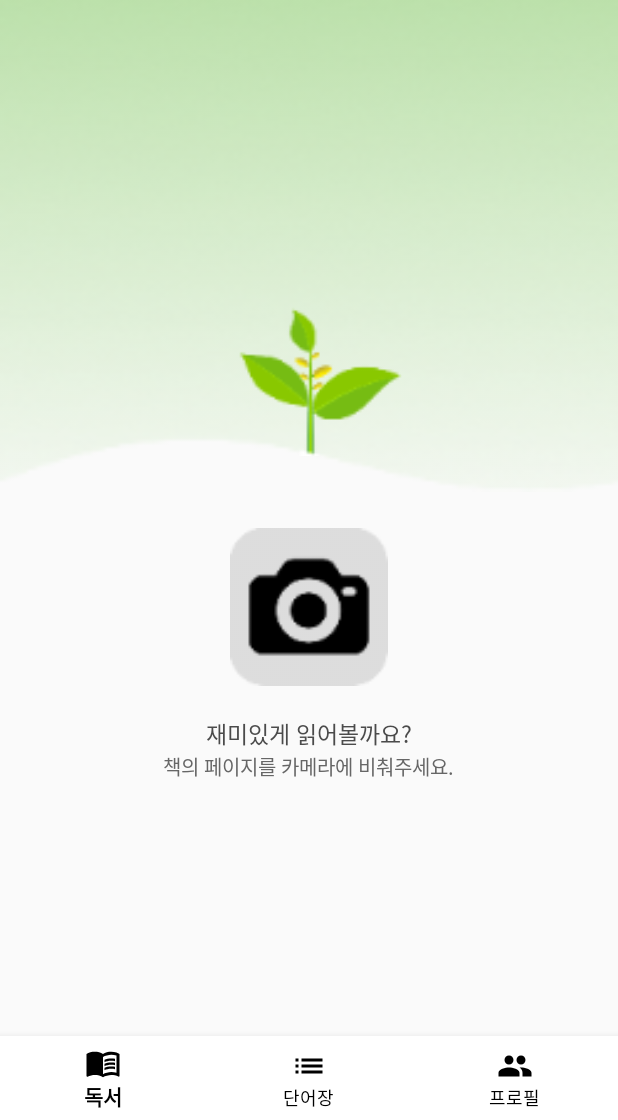
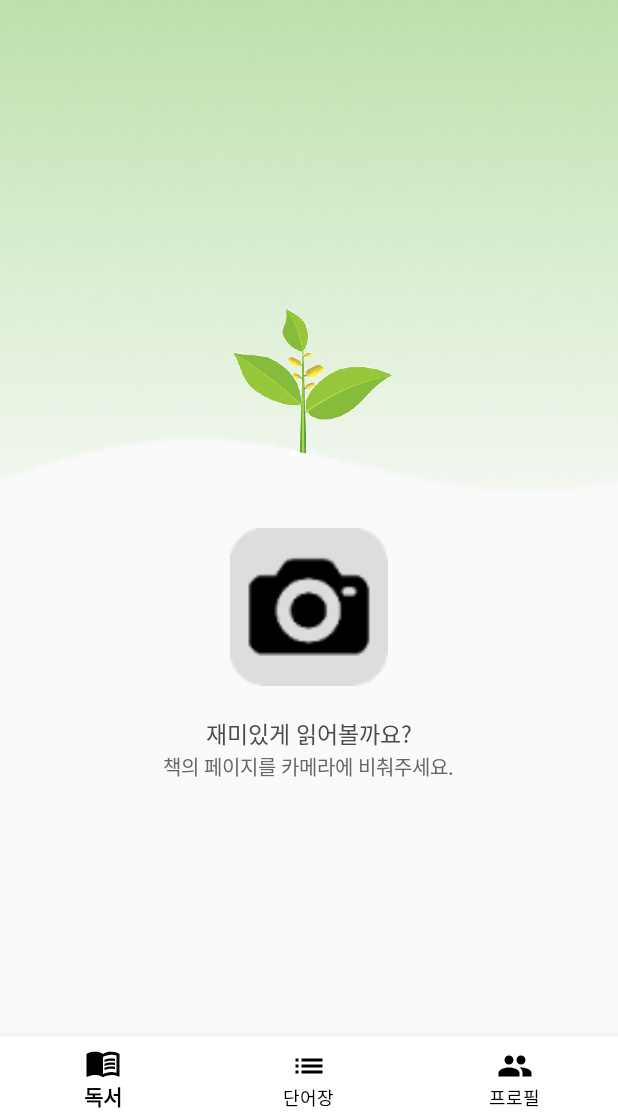
Before and after one commit to ar-child-english-edu-service-jumping/JJUMP, an Android app: the HomeFragment screen opened directly, with no data from a screen before it, on a phone screen of 412 x 824 dp, the part 116-1236 px from its top. Run offline under Robolectric (Android 15) with nearby library versions, the phone set to English and light mode, and no system bars; pictures from the network do not load; 2 statements that could not run were skipped.

Commit message:
feat : add first tree animation

```diff
--- a/app/build.gradle
+++ b/app/build.gradle
@@ -116,6 +116,7 @@ dependencies {
     implementation 'com.google.android.material:material:1.3.0-alpha01' // bottom sheet
 
     implementation 'com.dinuscxj:circleprogressbar:1.3.0' // CircleProgressBar
+    implementation 'com.github.bumptech.glide:glide:3.7.0' //gif
 }
 
 configurations {
--- a/app/src/main/java/com/jjump/java/HomeFragment.java
+++ b/app/src/main/java/com/jjump/java/HomeFragment.java
@@ -11,6 +11,10 @@ import android.view.LayoutInflater;
 import android.view.View;
 import android.view.ViewGroup;
 import android.widget.ImageButton;
+import android.widget.ImageView;
+
+import com.bumptech.glide.Glide;
+import com.bumptech.glide.request.target.GlideDrawableImageViewTarget;
 
 import com.jjump.R;
 
@@ -32,6 +36,11 @@ public class HomeFragment extends Fragment {
                 startActivity(intent);
             }
         });
+
+        //나무 성장 애니메이션 gif
+        ImageView ic_tree = rootView.findViewById(R.id.ic_tree1);
+        GlideDrawableImageViewTarget gif_tree1 = new GlideDrawableImageViewTarget(ic_tree);
+        Glide.with(getActivity()).load(R.drawable.gif_tree1).into(gif_tree1);
         return rootView;
     }
 }
--- a/app/src/main/res/layout/fragment_home.xml
+++ b/app/src/main/res/layout/fragment_home.xml
@@ -27,11 +27,10 @@
 
     <ImageView
         android:id="@+id/ic_tree1"
-        android:layout_width="120dp"
-        android:layout_height="120dp"
-        android:layout_marginTop="268dp"
-        android:src="@drawable/ic_tree1"
-        app:layout_constraintHorizontal_bias="0.52"
+        android:layout_width="560dp"
+        android:layout_height="560dp"
+        android:src="@drawable/gif_tree1"
+        android:layout_marginTop="47dp"
         app:layout_constraintLeft_toLeftOf="parent"
         app:layout_constraintRight_toRightOf="parent"
         app:layout_constraintTop_toTopOf="@id/backgroud_wave" />
```
Also changed, not shown: app/src/main/res/drawable-hdpi/gif_tree1.gif (added).
